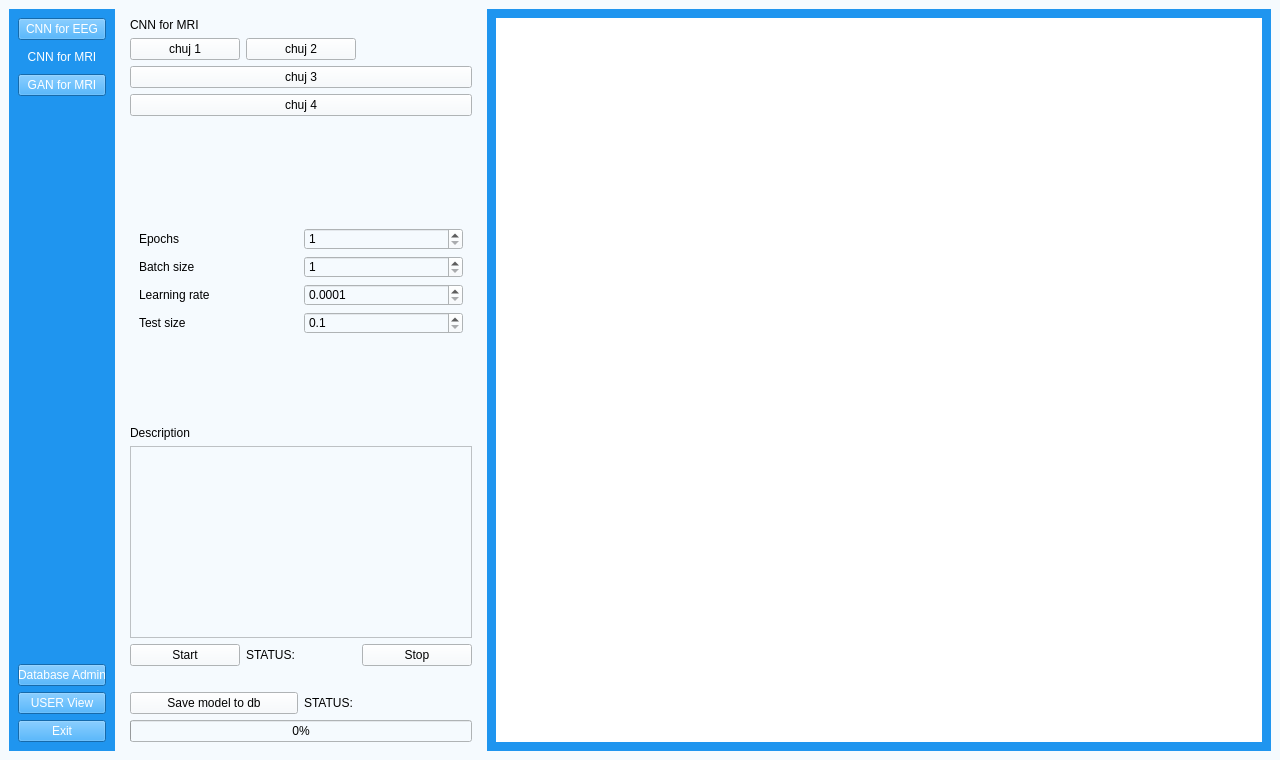
Old version of the form UI/aUI_projekt_MRI.ui in the repository matimusial/ADHDPredictorApp.
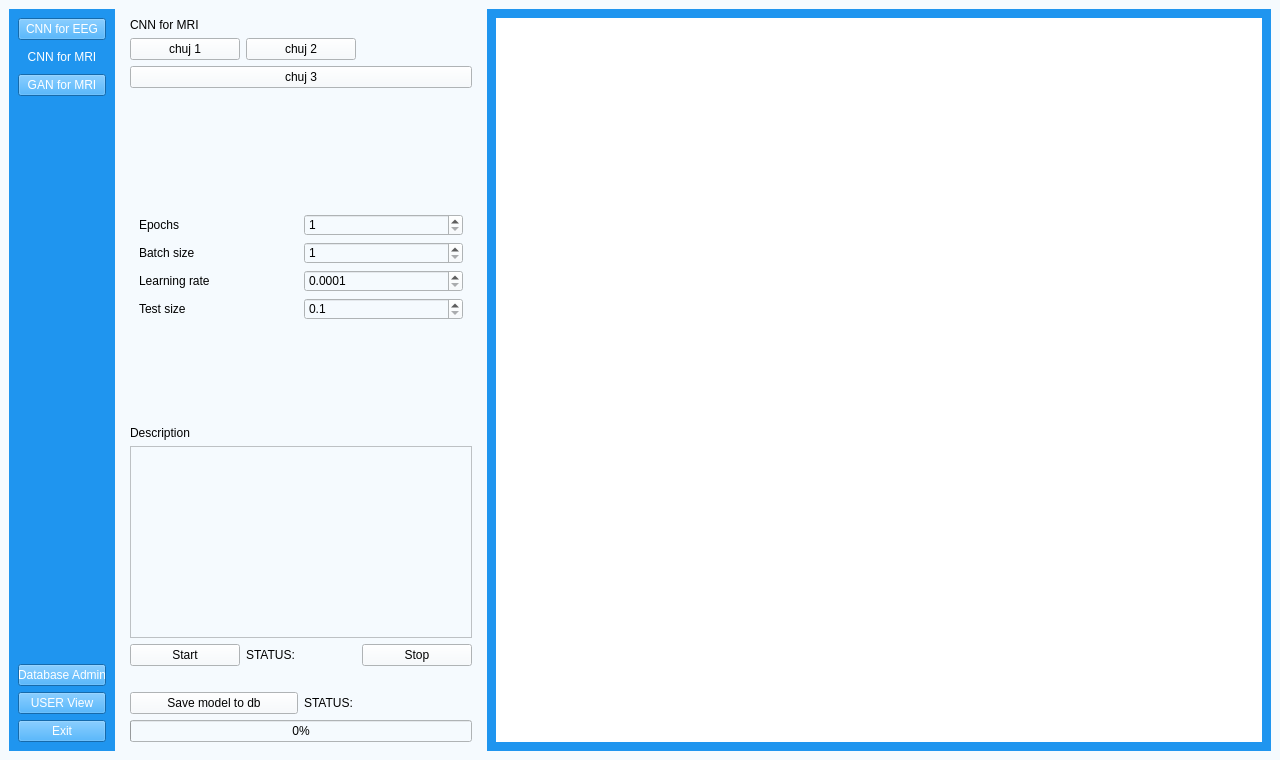
New version of the form. Icons and pictures are not drawn.

Diff of the .ui file:
```diff
--- a/UI/aUI_projekt_MRI.ui
+++ b/UI/aUI_projekt_MRI.ui
@@ -193,13 +193,6 @@
                </property>
               </widget>
              </item>
-             <item>
-              <widget class="QPushButton" name="folder_explore_4">
-               <property name="text">
-                <string>chuj 4</string>
-               </property>
-              </widget>
-             </item>
              <item>
               <widget class="QLabel" name="info_dump_2">
                <property name="text">
```
